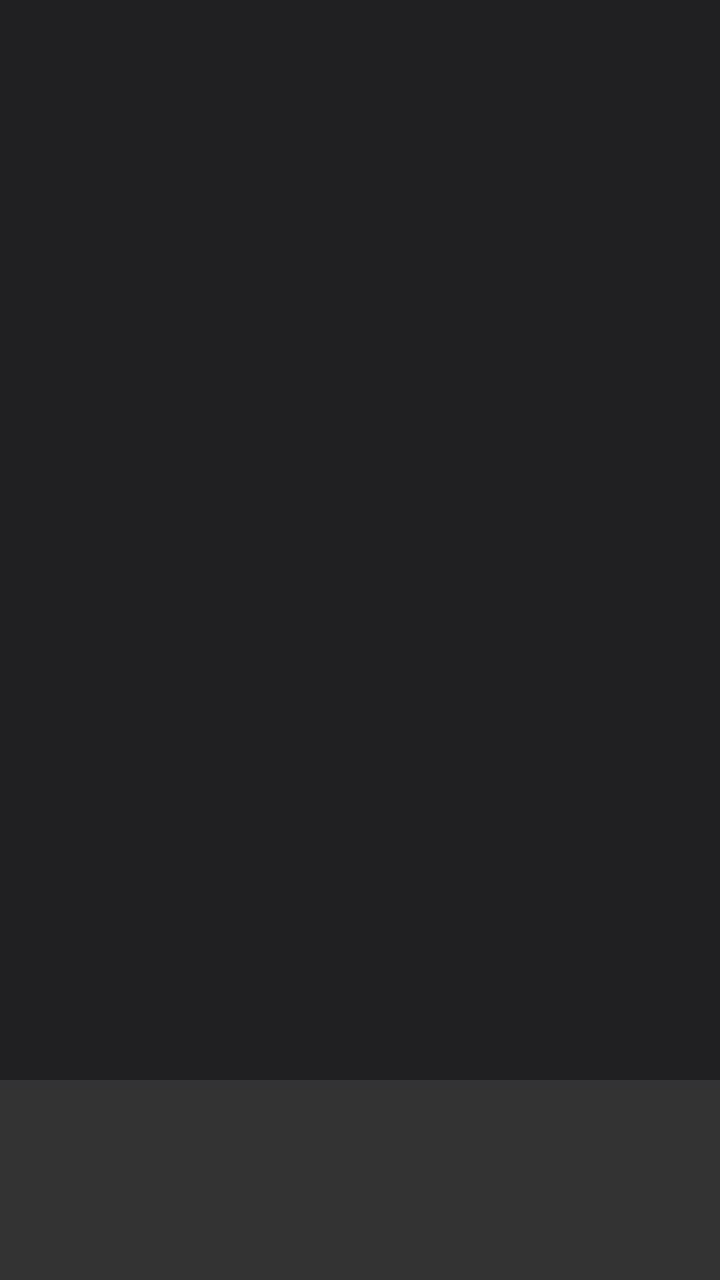
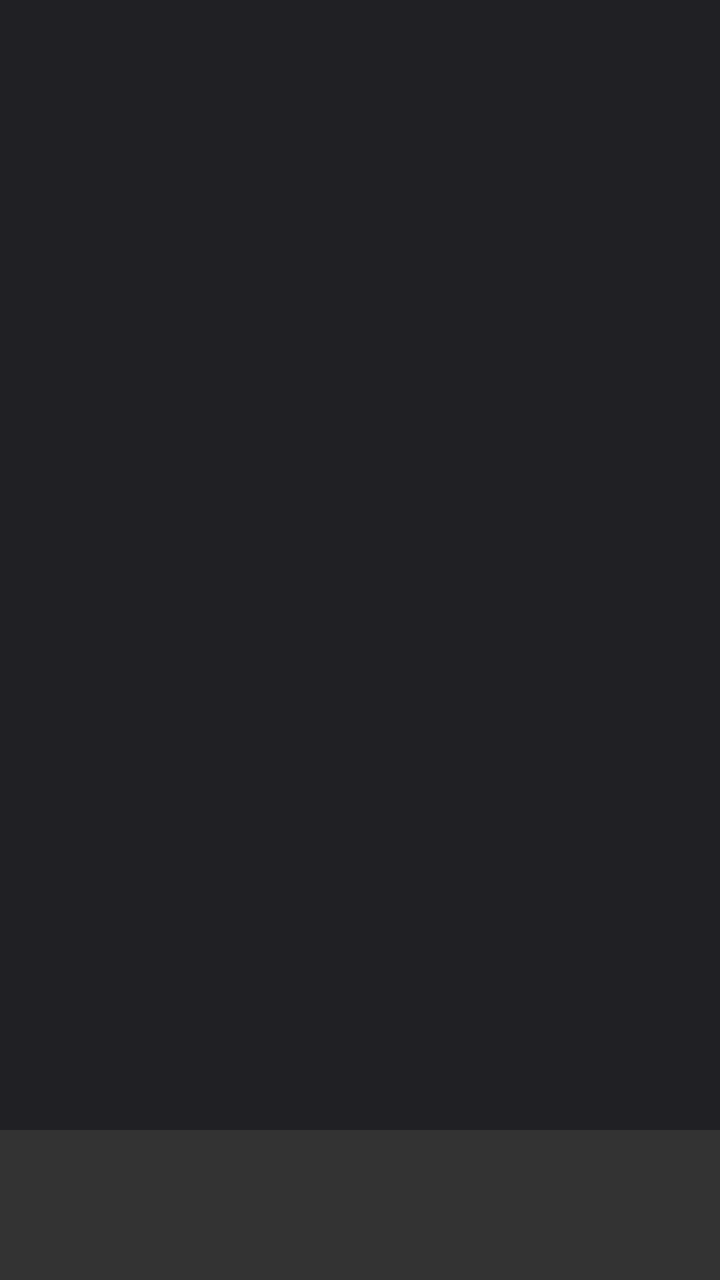

Compare the two renders of this Android layout. The source of the first and the diff that turns it into the second are given below.
<!-- AndroidManifest.xml: application theme Theme.Doscord -->
<!-- res/layout/activity_cr_main.xml -->
<?xml version="1.0" encoding="utf-8"?>
<androidx.constraintlayout.widget.ConstraintLayout xmlns:android="http://schemas.android.com/apk/res/android"
    xmlns:app="http://schemas.android.com/apk/res-auto"
    xmlns:tools="http://schemas.android.com/tools"
    android:id="@+id/main"
    android:layout_width="match_parent"
    android:layout_height="match_parent"
    android:background="@color/bgGray"
    tools:context=".activities.chatroom.CrMainActivity">

    <LinearLayout
        android:id="@+id/crMainBottomLayout"
        android:layout_width="0dp"
        android:layout_height="100dp"
        android:background="#333"
        android:orientation="horizontal"
        app:layout_constraintBottom_toBottomOf="parent"
        app:layout_constraintEnd_toEndOf="parent"
        app:layout_constraintStart_toStartOf="parent">

        <ImageButton
            android:id="@+id/crMainPfpBtn"
            android:layout_width="100dp"
            android:layout_height="match_parent"
            android:layout_weight="1"
            android:background="@null"
            android:backgroundTint="@color/bgGray"
            android:padding="25dp"
            app:srcCompat="@drawable/pfp_placeholder" />
    </LinearLayout>
</androidx.constraintlayout.widget.ConstraintLayout>
<!-- resources referenced by this layout -->
<resources>
  <color name="bgGray">#202024</color>
  <!-- drawable pfp_placeholder (drawable) -->
  <?xml version="1.0" encoding="utf-8"?>
  <selector xmlns:android="http://schemas.android.com/apk/res/android">
  
  </selector>
  <style name="Theme.Doscord" parent="Base.Theme.Doscord" />
  <style name="Base.Theme.Doscord" parent="Theme.Material3.DayNight.NoActionBar">
          
          
      </style>
</resources>

<!-- the commit's change to res/layout/activity_cr_main.xml (unified diff, before → after) -->
@@ -11,7 +11,7 @@
     <LinearLayout
         android:id="@+id/crMainBottomLayout"
         android:layout_width="0dp"
-        android:layout_height="100dp"
+        android:layout_height="75dp"
         android:background="#333"
         android:orientation="horizontal"
         app:layout_constraintBottom_toBottomOf="parent"
@@ -20,11 +20,12 @@
 
         <ImageButton
             android:id="@+id/crMainPfpBtn"
-            android:layout_width="100dp"
+            android:layout_width="0dp"
             android:layout_height="match_parent"
             android:layout_weight="1"
             android:background="@null"
             android:backgroundTint="@color/bgGray"
+            android:contentDescription="@string/profile"
             android:padding="25dp"
             app:srcCompat="@drawable/pfp_placeholder" />
     </LinearLayout>
<!-- resource entries referenced after the edit -->
@@ -6,10 +6,21 @@
   <selector xmlns:android="http://schemas.android.com/apk/res/android">
   
   </selector>
+  <string name="profile">Profile</string>
   <style name="Theme.Doscord" parent="Base.Theme.Doscord" />
   <style name="Base.Theme.Doscord" parent="Theme.Material3.DayNight.NoActionBar">
           
           
+          <item name="colorOnSurface">#FFFFFF</item>
+          <item name="android:textColorPrimary">#FFFFFF</item>
+          <item name="android:datePickerDialogTheme">@style/MyDatePickerStyle</item>
       </style>
+  <style name="MyDatePickerStyle" parent="Theme.AppCompat.Light.Dialog">
+          <item name="colorAccent">@color/purple_500</item>
+          <item name="android:windowBackground">@android:color/black</item>
+          <item name="android:textColorPrimary">@android:color/white</item>
+          <item name="android:textColorSecondary">@android:color/darker_gray</item>
+      </style>
+  <color name="purple_500">#6200EE</color>
 </resources>
 
